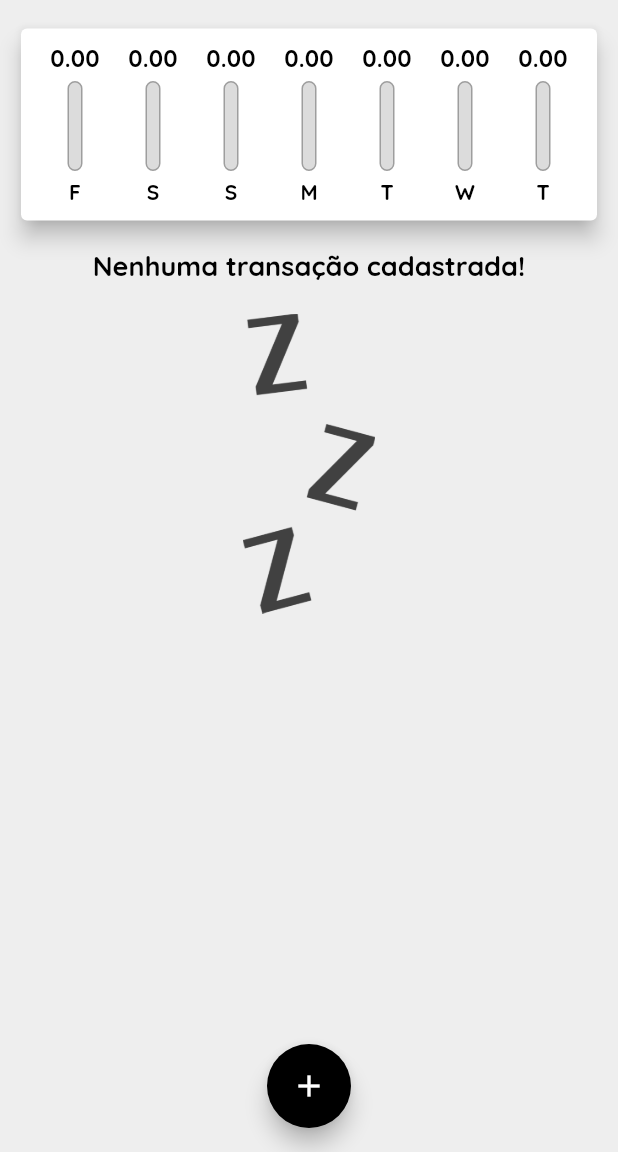
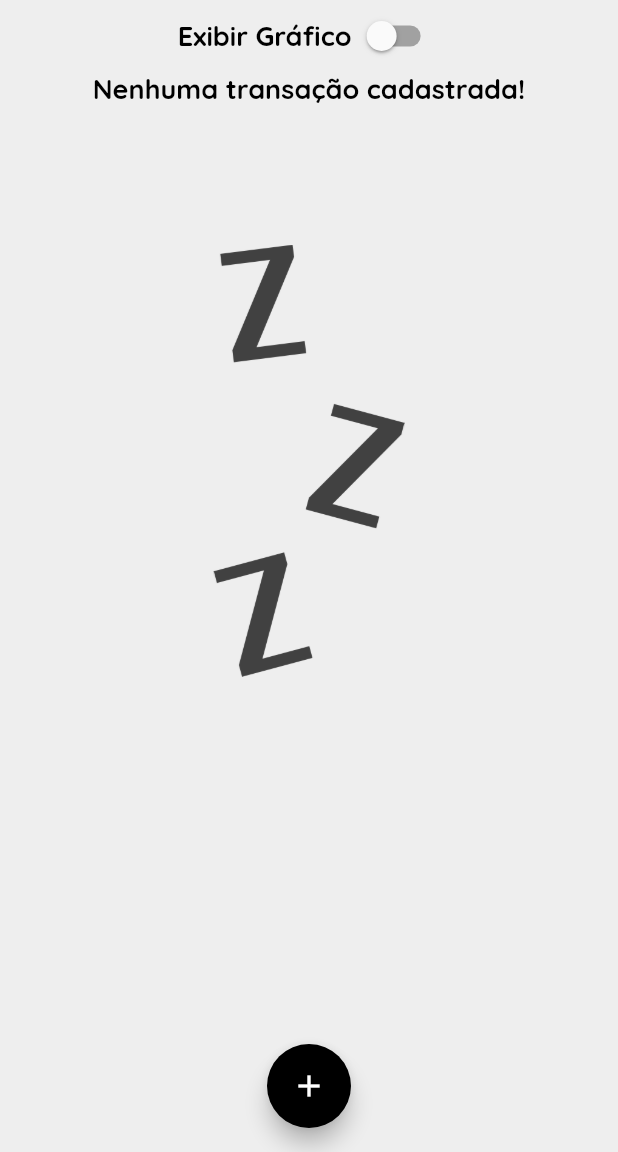
Before and after one commit to phesgot/expenses, a Flutter app: the screen it shows after launch, on a phone screen of 412 x 824 dp, the part 84-1236 px from its top. Run offline on Flutter 3.47's test engine with Material 2 defaults, Android fonts, the phone set to English and light mode, and no system bars; our stand-ins replace device_preview, flutter_slidable, google_fonts; missing offline and left inert: dart:ffi.

Commit message:
Responsividade 01

```diff
--- a/lib/components/chart_bar.dart
+++ b/lib/components/chart_bar.dart
@@ -14,10 +14,13 @@ class ChartBar extends StatelessWidget {
 
   @override
   Widget build(BuildContext context) {
+    //LayoutBuilder para pegar propriedades do widget
+    return LayoutBuilder(
+      builder: (ctx, constraints) {
         return Column(
           children: [
             SizedBox(
-          height: 20,
+              height: constraints.maxHeight * 0.15,
               child: FittedBox(
                 child: Text(
                   value.toStringAsFixed(2),
@@ -25,9 +28,10 @@ class ChartBar extends StatelessWidget {
                 ),
               ),
             ),
-        const SizedBox(height: 5),
+            SizedBox(height: constraints.maxHeight * 0.05),
             SizedBox(
-          height: 60,
+              //obtendo tamnho e informando o percentual de ocupação.
+              height: constraints.maxHeight * 0.6,
               width: 10,
               child: Stack(
                 alignment: Alignment.bottomCenter,
@@ -54,12 +58,19 @@ class ChartBar extends StatelessWidget {
                 ],
               ),
             ),
-        const SizedBox(height: 5),
-        Text(
+            SizedBox(height: constraints.maxHeight * 0.05),
+            SizedBox(
+              height: constraints.maxHeight * 0.15,
+              child: FittedBox(
+                child: Text(
                   label,
                   style: Theme.of(context).textTheme.titleSmall,
                 ),
+              ),
+            ),
           ],
+        );
+      },
     );
   }
 }
--- a/lib/components/transaction_list.dart
+++ b/lib/components/transaction_list.dart
@@ -15,22 +15,24 @@ class TransactionList extends StatelessWidget {
 
   @override
   Widget build(BuildContext context) {
-    return SizedBox(
-      height: 700,
-      child: transactions.isEmpty
-          ? Column(
+    return transactions.isEmpty
+        ? LayoutBuilder(builder: (context, constraints) {
+            return Column(
               children: [
-                const Text("Nenhuma transação cadastrada!"),
-                const SizedBox(height: 20),
                 SizedBox(
-                  height: 200,
+                  height: constraints.maxHeight * 0.2,
+                  child: const Text("Nenhuma transação cadastrada!"),
+                ),
+                SizedBox(
+                  height: constraints.maxHeight * 0.5,
                   child: Image.asset(
                     'images/waiting.png',
                     fit: BoxFit.cover,
                   ),
                 )
               ],
-            )
+            );
+          })
         : ListView.builder(
             itemCount: transactions.length,
             itemBuilder: (ctx, index) {
@@ -53,8 +55,7 @@ class TransactionList extends StatelessWidget {
                     margin: const EdgeInsets.all(0),
                     child: ListTile(
                       leading: CircleAvatar(
-                          backgroundColor:
-                              Theme.of(context).colorScheme.primary,
+                        backgroundColor: Theme.of(context).colorScheme.primary,
                         radius: 30,
                         child: Padding(
                           padding: const EdgeInsets.all(6.0),
@@ -79,7 +80,6 @@ class TransactionList extends StatelessWidget {
                 ),
               );
             },
-            ),
           );
   }
 }
--- a/lib/main.dart
+++ b/lib/main.dart
@@ -1,14 +1,27 @@
+import 'package:device_preview/device_preview.dart';
 import 'package:expenses/screens/home_screen.dart';
 import 'package:flutter/material.dart';
+import 'package:flutter/services.dart';
 import 'package:google_fonts/google_fonts.dart';
 
-void main() => runApp(const Expenses());
+void main() => runApp(
+      DevicePreview(
+        enabled: false,
+        builder: (context) => const Expenses(), // Wrap your app
+      ),
+    );
 
 class Expenses extends StatelessWidget {
   const Expenses({Key? key}) : super(key: key);
 
   @override
   Widget build(BuildContext context) {
+
+    //Aplicação permitir somente uma orientação ou mais de uma
+    // SystemChrome.setPreferredOrientations([
+    //   DeviceOrientation.portraitUp
+    // ]);
+
     final ThemeData tema = ThemeData();
     final textTheme = Theme.of(context).textTheme;
 
--- a/lib/screens/home_screen.dart
+++ b/lib/screens/home_screen.dart
@@ -15,6 +15,7 @@ class HomeScreen extends StatefulWidget {
 
 class _HomeScreenState extends State<HomeScreen> {
   final List<Transaction> _transactions = [];
+  bool _showChart = false;
 
   List<Transaction> get _recentTransactions {
     return _transactions.where((tr) {
@@ -56,11 +57,14 @@ class _HomeScreenState extends State<HomeScreen> {
 
   @override
   Widget build(BuildContext context) {
-    return SafeArea(
-      child: Scaffold(
-        backgroundColor: Theme.of(context).colorScheme.tertiary,
-        appBar: AppBar(
-          title: const Text("Despesas Pessoais"),
+    final appBar = AppBar(
+      title: Text(
+        "Despesas Pessoais",
+        style: TextStyle(
+          //Para dar responsividade ao tamanho de texto
+          fontSize: 20 * MediaQuery.of(context).textScaleFactor,
+        ),
+      ),
       centerTitle: false,
       elevation: 0,
       actions: [
@@ -69,15 +73,46 @@ class _HomeScreenState extends State<HomeScreen> {
           icon: const Icon(Icons.add),
         )
       ],
-        ),
+    );
+    //Obtendo o tamanho da tela e subtraindo o app bar e barra de status
+    final availableHeight = MediaQuery.of(context).size.height -
+        appBar.preferredSize.height -
+        MediaQuery.of(context).padding.top;
+
+    return SafeArea(
+      child: Scaffold(
+        backgroundColor: Theme.of(context).colorScheme.tertiary,
+        appBar: appBar,
         body: SingleChildScrollView(
           child: Column(
             crossAxisAlignment: CrossAxisAlignment.stretch,
             children: [
-              Chart(recentTransaction: _recentTransactions),
-              TransactionList(
+              //Botão para exibição do grafico ou lista
+              Row(
+                mainAxisAlignment: MainAxisAlignment.center,
+                children: [
+                  const Text("Exibir Gráfico"),
+                  Switch(value: _showChart, onChanged: (value){
+                    setState(() {
+                      _showChart = value;
+                    });
+                  }),
+                ],
+              ),
+              if (_showChart)
+              //GRÁFICO
+              SizedBox(
+                  //Deixando o componante responsivo permintindo ocupar um certo percentual do tamanho da tela.
+                  height: availableHeight * 0.25,
+                  child: Chart(recentTransaction: _recentTransactions)),
+              if(!_showChart)
+              //LISTA
+              SizedBox(
+                height: availableHeight * 0.75,
+                child: TransactionList(
                   transactions: _transactions,
                   onRemove: _removeTransaction,
+                ),
               ),
             ],
           ),
--- a/pubspec.yaml
+++ b/pubspec.yaml
@@ -30,9 +30,10 @@ environment:
 dependencies:
   flutter:
     sdk: flutter
-  intl: ^0.18.1
+  intl: ^0.17.0
   google_fonts: ^4.0.4
   flutter_slidable: ^0.6.0
+  device_preview: ^1.1.0
 
   # The following adds the Cupertino Icons font to your application.
   # Use with the CupertinoIcons class for iOS style icons.
```
Also changed, not shown: pubspec.lock. Lines whose indentation alone changed are shown as unchanged.
